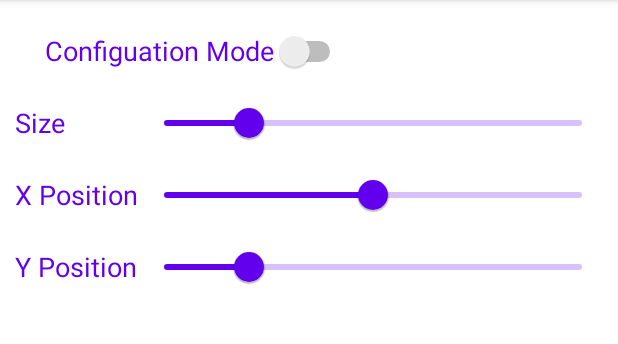
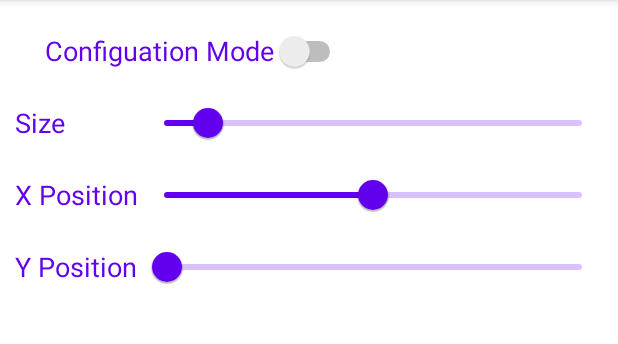
Before and after one commit to niklasdie/DynamicIslandForAndroid, an Android app: the screen it shows after launch (MainActivity), on a phone screen of 412 x 824 dp, the part 84-428 px from its top. Run offline under Robolectric (Android 15) with nearby library versions, the phone set to English and light mode, and no system bars.

Commit message:
slider working

```diff
--- a/app/src/main/java/niklasdie/dynamicislandforandroid/ForegroundService.java
+++ b/app/src/main/java/niklasdie/dynamicislandforandroid/ForegroundService.java
@@ -12,6 +12,7 @@ import android.os.IBinder;
 import androidx.core.app.NotificationCompat;
 
 public class ForegroundService extends Service {
+
     public ForegroundService() {
     }
 
--- a/app/src/main/java/niklasdie/dynamicislandforandroid/MainActivity.java
+++ b/app/src/main/java/niklasdie/dynamicislandforandroid/MainActivity.java
@@ -3,18 +3,45 @@ package niklasdie.dynamicislandforandroid;
 import android.content.Intent;
 import android.os.Bundle;
 import android.provider.Settings;
+import android.view.WindowManager;
+import android.widget.Switch;
 
 import androidx.appcompat.app.AppCompatActivity;
 
+import com.google.android.material.slider.Slider;
+
 public class MainActivity extends AppCompatActivity {
+
+    public static Switch confModeSwitch;
+    public static Slider sizeSlider;
+    public static Slider xPosSlider;
+    public static Slider yPosSlider;
 
     @Override
     protected void onCreate(Bundle savedInstanceState) {
         super.onCreate(savedInstanceState);
-        setContentView(R.layout.activity_main);
+        this.setContentView(R.layout.activity_main);
 
-        checkOverlayPermission();
-        startService();
+        confModeSwitch = this.findViewById(R.id.confModeSwitch);
+        sizeSlider = this.findViewById(R.id.sizeSlider);
+        xPosSlider = this.findViewById(R.id.xPosSlider);
+        yPosSlider = this.findViewById(R.id.yPosSlider);
+
+        WindowManager mWindowManager = (WindowManager) this.getSystemService(WINDOW_SERVICE);
+
+        sizeSlider.setValue(1);
+        sizeSlider.setValueTo(10);
+        xPosSlider.setValue(0);
+        xPosSlider.setValueFrom(
+                - Math.abs((float) (mWindowManager.getCurrentWindowMetrics().getBounds().width() / 2)));
+        xPosSlider.setValueTo(
+                Math.abs((float) (mWindowManager.getCurrentWindowMetrics().getBounds().width() / 2)));
+        yPosSlider.setValue(0);
+        yPosSlider.setValueFrom(0);
+        yPosSlider.setValueTo((float) mWindowManager.getCurrentWindowMetrics().getBounds().height());
+
+        this.checkOverlayPermission();
+        this.startService();
     }
 
     // method for starting the service
@@ -31,7 +58,7 @@ public class MainActivity extends AppCompatActivity {
     public void checkOverlayPermission() {
         if (!Settings.canDrawOverlays(this)) {
             // send user to the device settings
-            startActivity(new Intent(Settings.ACTION_MANAGE_OVERLAY_PERMISSION));
+            this.startActivity(new Intent(Settings.ACTION_MANAGE_OVERLAY_PERMISSION));
         }
     }
 
@@ -40,7 +67,7 @@ public class MainActivity extends AppCompatActivity {
     @Override
     protected void onResume() {
         super.onResume();
-        startService();
+        this.startService();
     }
 
     public void restartService() {
--- a/app/src/main/res/drawable/ic_circle.xml
+++ b/app/src/main/res/drawable/ic_circle.xml
@@ -1,6 +1,8 @@
 <vector xmlns:android="http://schemas.android.com/apk/res/android"
-    android:width="109dp"
-    android:height="109dp"
+    android:layout_width="wrap_content"
+    android:layout_height="wrap_content"
+    android:width="100dp"
+    android:height="100dp"
     android:viewportWidth="109"
     android:viewportHeight="109"
     android:id="@+id/dynamicIsland">
```
Also changed, not shown: app/src/main/java/niklasdie/dynamicislandforandroid/Window.java (+16 -21 lines), app/src/main/res/layout/dynamic_island_window.xml (+14 -6 lines), 1 other file.
